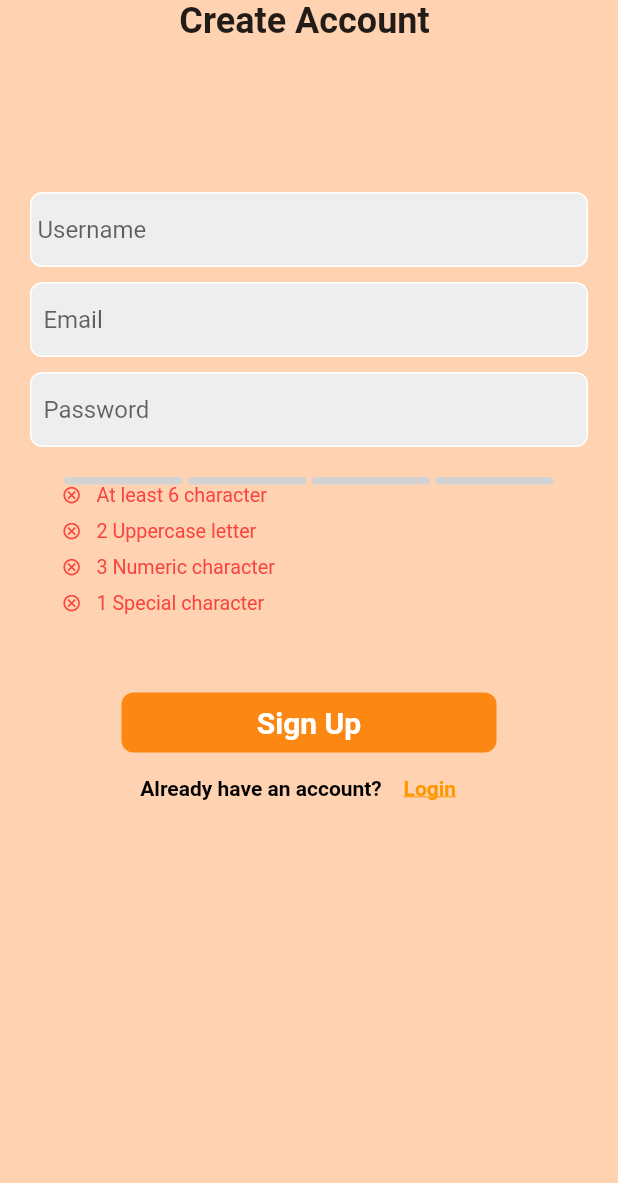
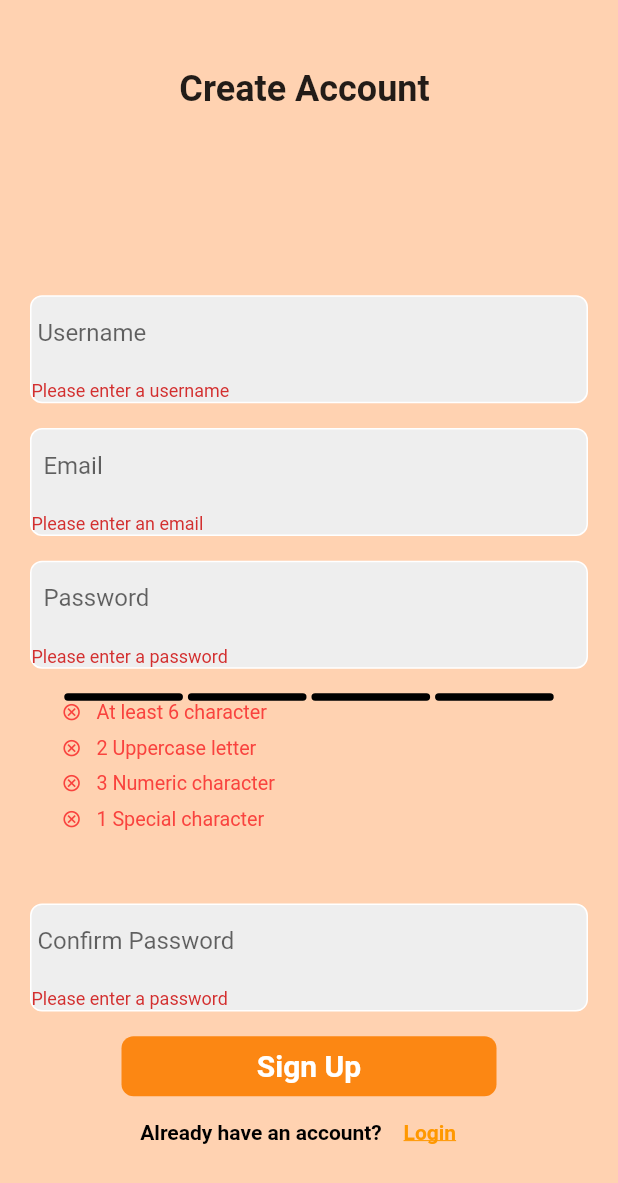
Before and after one commit to HuMiTriet/VGU-Eureka, a Flutter app: the RegisterView screen opened by its route, on a phone screen of 412 x 824 dp. Shown: the top 1183 px of the screen. Run offline on Flutter 3.47's test engine with Material 2 defaults, Android fonts, the phone set to English and light mode, and no system bars; drawn by our look-alikes of flutter_pw_validator; our stand-ins replace firebase_auth, firebase_core, firebase_database, firebase_storage, geocoding, geolocator and 4 more; missing offline and left inert: cloud_firestore_web, firebase_analytics_web, firebase_auth_web, firebase_core_web, firebase_database_web, firebase_storage_web and 5 more; accounts and stored records are empty.

Commit message:
added error message to all text field

```diff
--- a/lib/views/auth/register_view.dart
+++ b/lib/views/auth/register_view.dart
@@ -22,10 +22,17 @@ class _RegisterViewState extends State<RegisterView> {
   double getWidgetHeight(BuildContext context) =>
       MediaQuery.of(context).size.height;
 
+  double getSpaceRatioToWidgetHeight(BuildContext context,
+          {double ratio = 0.02}) =>
+      getWidgetHeight(context) * ratio;
+
   /// Group of controllers that handle each of the text field
   late final TextEditingController _username;
   late final TextEditingController _email;
   late final TextEditingController _password;
+  late final TextEditingController _confirmPassword;
+
+  final _formKey = GlobalKey<FormState>();
 
   @override
   Widget build(BuildContext context) {
@@ -33,6 +40,10 @@ class _RegisterViewState extends State<RegisterView> {
       backgroundColor: const Color.fromRGBO(255, 210, 177, 2),
       body: SafeArea(
         child: Center(
+          child: SingleChildScrollView(
+            child: Form(
+              autovalidateMode: AutovalidateMode.always,
+              key: _formKey,
               child: Column(
                 children: [
                   const Text(
@@ -42,7 +53,11 @@ class _RegisterViewState extends State<RegisterView> {
                       fontSize: 24,
                     ),
                   ),
-              const SizedBox(height: 100),
+                  SizedBox(
+                      height: getSpaceRatioToWidgetHeight(
+                    context,
+                    ratio: 0.15,
+                  )),
 
                   /// user name
                   Padding(
@@ -53,18 +68,24 @@ class _RegisterViewState extends State<RegisterView> {
                         border: Border.all(color: Colors.white),
                         borderRadius: BorderRadius.circular(8),
                       ),
-                  child: TextField(
+                      child: TextFormField(
                         controller: _username,
                         enableSuggestions: false,
                         decoration: const InputDecoration(
                           border: InputBorder.none,
                           hintText: ' Username',
                         ),
+                        validator: (value) {
+                          if (value!.isEmpty) {
+                            return 'Please enter a username';
+                          }
+                          return null;
+                        },
                       ),
                     ),
                   ),
 
-              const SizedBox(height: 10),
+                  SizedBox(height: getSpaceRatioToWidgetHeight(context)),
 
                   /// email
                   Padding(
@@ -75,7 +96,7 @@ class _RegisterViewState extends State<RegisterView> {
                         border: Border.all(color: Colors.white),
                         borderRadius: BorderRadius.circular(8),
                       ),
-                  child: TextField(
+                      child: TextFormField(
                         controller: _email,
                         enableSuggestions: false,
                         autocorrect: false,
@@ -84,11 +105,18 @@ class _RegisterViewState extends State<RegisterView> {
                           border: InputBorder.none,
                           hintText: '  Email',
                         ),
+                        validator: (value) {
+                          if (value!.isEmpty) {
+                            return 'Please enter an email';
+                          }
+                          return null;
+                        },
                       ),
                     ),
                   ),
 
-              const SizedBox(height: 10),
+                  SizedBox(height: getSpaceRatioToWidgetHeight(context)),
+
                   // password
                   Padding(
                     padding: const EdgeInsets.symmetric(horizontal: 20.0),
@@ -98,7 +126,7 @@ class _RegisterViewState extends State<RegisterView> {
                         border: Border.all(color: Colors.white),
                         borderRadius: BorderRadius.circular(8),
                       ),
-                  child: TextField(
+                      child: TextFormField(
                           controller: _password,
                           obscureText: true,
                           enableSuggestions: false,
@@ -107,11 +135,18 @@ class _RegisterViewState extends State<RegisterView> {
                             border: InputBorder.none,
                             hintText: '  Password',
                           ),
-                  ),
+                          validator: (value) {
+                            if (value!.isEmpty) {
+                              return 'Please enter a password';
+                            } else {
+                              return null;
+                            }
+                          }),
                     ),
                   ),
                   // Register button
-              const SizedBox(height: 20),
+
+                  SizedBox(height: getSpaceRatioToWidgetHeight(context)),
 
                   FlutterPwValidator(
                     controller: _password,
@@ -121,12 +156,48 @@ class _RegisterViewState extends State<RegisterView> {
                     specialCharCount: 1,
                     width: getWidgetWidth(context) * 0.8,
                     height: getWidgetHeight(context) * 0.15,
+                    defaultColor: Colors.black,
                     // if in langscape mode should be getWidgetWidth(context) * 0.6
                     // but i dont know how to dynamically assigned it yet
                     onSuccess: () {},
                   ),
 
-              const SizedBox(height: 20),
+                  SizedBox(height: getSpaceRatioToWidgetHeight(context)),
+
+                  // confirm password again
+                  Padding(
+                    padding: const EdgeInsets.symmetric(horizontal: 20.0),
+                    child: Container(
+                      decoration: BoxDecoration(
+                        color: Colors.grey[200],
+                        border: Border.all(color: Colors.white),
+                        borderRadius: BorderRadius.circular(8),
+                      ),
+                      child: TextFormField(
+                        controller: _confirmPassword,
+                        obscureText: true,
+                        enableSuggestions: false,
+                        autocorrect: false,
+                        decoration: const InputDecoration(
+                          border: InputBorder.none,
+                          hintText: ' Confirm Password',
+                        ),
+                        validator: (value) {
+                          if (value!.isEmpty) {
+                            return 'Please enter a password';
+                          }
+                          if (value != _password.text) {
+                            return 'Passwords do not match';
+                          }
+                          return null;
+                        },
+                      ),
+                    ),
+                  ),
+                  // Register button
+
+                  SizedBox(height: getSpaceRatioToWidgetHeight(context)),
+
                   Padding(
                     padding: const EdgeInsets.symmetric(horizontal: 20.0),
                     child: Container(
@@ -143,7 +214,10 @@ class _RegisterViewState extends State<RegisterView> {
                         onPressed: () async {
                           final email = _email.text;
                           final password = _password.text;
+                          final confirmPassword = _confirmPassword.text;
                           final username = _username.text;
+
+                          setState(() {});
 
                           try {
                             var user = await AuthService.firebase().createUser(
@@ -152,13 +226,15 @@ class _RegisterViewState extends State<RegisterView> {
                               displayName: username,
                             );
 
+                            if (_formKey.currentState!.validate()) {
                               AuthService.firebase().sendEmailVerification();
-
                               Navigator.of(context).pushNamed(verifyEmailRoute);
+                            }
                           } on WeakPassowrdAuthException {
                             await showErrorDialog(context, 'Weak password');
                           } on EmailAlreadyInUsedAuthException {
-                        await showErrorDialog(context, 'Email already in use');
+                            await showErrorDialog(
+                                context, 'Email already in use');
                           } on InvalidEmailAuthException {
                             await showErrorDialog(context, 'Invalid email');
                           } on GenericAuthException {
@@ -208,6 +284,8 @@ class _RegisterViewState extends State<RegisterView> {
               ),
             ),
           ),
+        ),
+      ),
     );
   }
 
@@ -215,6 +293,7 @@ class _RegisterViewState extends State<RegisterView> {
   void dispose() {
     _email.dispose();
     _password.dispose();
+    _confirmPassword.dispose();
     _username.dispose();
     super.dispose();
   }
@@ -223,6 +302,7 @@ class _RegisterViewState extends State<RegisterView> {
   void initState() {
     _email = TextEditingController();
     _password = TextEditingController();
+    _confirmPassword = TextEditingController();
     _username = TextEditingController();
     super.initState();
   }
--- a/lib/views/profile/change_pass_page.dart
+++ b/lib/views/profile/change_pass_page.dart
@@ -72,6 +72,7 @@ class _ChangePassPageState extends State<ChangePassPage> {
             Expanded(
               child: SingleChildScrollView(
                 child: Form(
+                  autovalidateMode: AutovalidateMode.always,
                   key: _formKey,
                   child: Padding(
                     padding:
```
Lines whose indentation alone changed are shown as unchanged.
